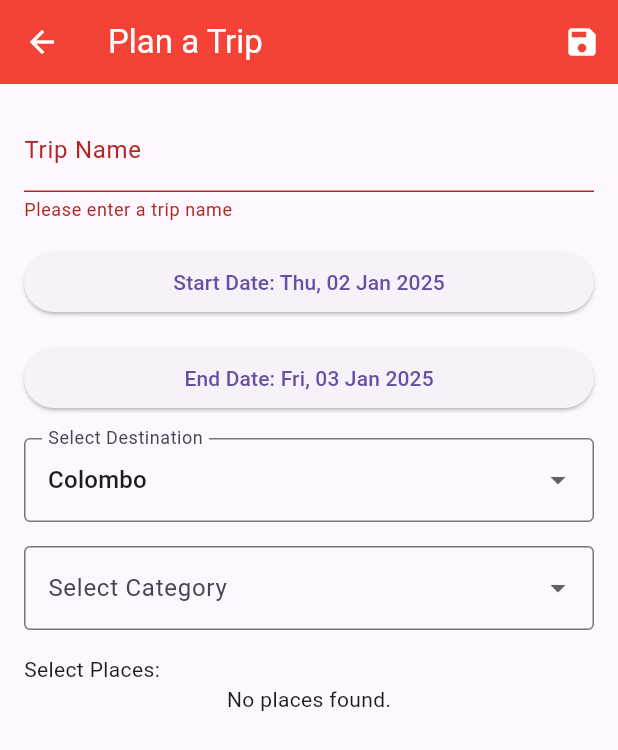
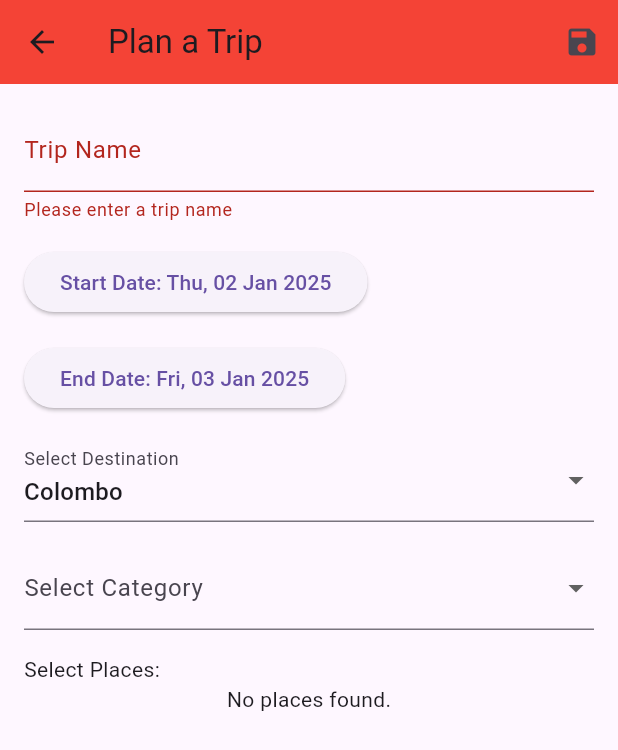
Before and after one commit to SethikaManumitha/travel_lanka, a Flutter app: the AddTripPage screen opened directly with empty values, after a tap on the "save" icon, on a phone screen of 412 x 824 dp. Shown: the top 750 px of the screen. Run offline on Flutter 3.47's test engine with Material 3 defaults, Android fonts, the phone set to English and light mode, and no system bars; our stand-ins replace cloud_firestore, firebase_core; accounts and stored records are empty.

Commit message:
Updated Structure

```diff
--- /dev/null
+++ b/lib/controller/TripController.dart
@@ -0,0 +1,25 @@
+import 'package:cloud_firestore/cloud_firestore.dart';
+import 'package:travel_lanka/model/TripModel.dart';
+
+class TripController {
+  final FirebaseFirestore _firestore = FirebaseFirestore.instance;
+
+  Future<void> saveTrip(Trip trip) async {
+    try {
+      await _firestore.collection('trip').add(trip.toMap());
+    } catch (e) {
+      rethrow;
+    }
+  }
+
+  Stream<QuerySnapshot> getFilteredPlaces(String district, String? category) {
+    Query query = _firestore.collection('places');
+    if (district.isNotEmpty) {
+      query = query.where('district', isEqualTo: district);
+    }
+    if (category != null) {
+      query = query.where('category', isEqualTo: category);
+    }
+    return query.snapshots();
+  }
+}
--- /dev/null
+++ b/lib/model/TripModel.dart
@@ -0,0 +1,30 @@
+import 'package:cloud_firestore/cloud_firestore.dart';
+
+class Trip {
+  final String name;
+  final String userEmail;
+  final String destination;
+  final DateTime startDate;
+  final DateTime endDate;
+  final List<String> placeList;
+
+  Trip({
+    required this.name,
+    required this.userEmail,
+    required this.destination,
+    required this.startDate,
+    required this.endDate,
+    required this.placeList,
+  });
+
+  Map<String, dynamic> toMap() {
+    return {
+      'name': name,
+      'user': userEmail,
+      'destination': destination,
+      'startdate': Timestamp.fromDate(startDate),
+      'enddate': Timestamp.fromDate(endDate),
+      'placeList': placeList,
+    };
+  }
+}
--- a/lib/view/AddTripPage.dart
+++ b/lib/view/AddTripPage.dart
@@ -1,19 +1,21 @@
 import 'package:flutter/material.dart';
 import 'package:intl/intl.dart';
 import 'package:cloud_firestore/cloud_firestore.dart';
-import 'package:travel_lanka/widget/PlaceList.dart';
+import 'package:travel_lanka/model/TripModel.dart';
+import 'package:travel_lanka/controller/TripController.dart';
+import '../widget/PlaceList.dart';
 
 class AddTripPage extends StatefulWidget {
   final String email;
 
-  const AddTripPage({Key? key,required this.email}) : super(key: key);
+  const AddTripPage({Key? key, required this.email}) : super(key: key);
 
   @override
   _AddTripPageState createState() => _AddTripPageState();
 }
 
 class _AddTripPageState extends State<AddTripPage> {
-  final FirebaseFirestore _firestore = FirebaseFirestore.instance;
+  final TripController _tripController = TripController();
   final List<String> placeList = [];
   final _formKey = GlobalKey<FormState>();
   final _nameController = TextEditingController();
@@ -33,24 +35,19 @@ class _AddTripPageState extends State<AddTripPage> {
       }
 
       try {
-        final String tripName = _nameController.text.trim();
-        final String userEmail = widget.email;
+        final Trip trip = Trip(
+          name: _nameController.text.trim(),
+          userEmail: widget.email,
+          destination: selectedDistrict,
+          startDate: _startDate,
+          endDate: _endDate,
+          placeList: placeList,
+        );
 
-        Map<String, dynamic> tripData = {
-          'destination': selectedDistrict,
-          'enddate': Timestamp.fromDate(_endDate),
-          'name': tripName,
-          'placeList': placeList,
-          'startdate': Timestamp.fromDate(_startDate),
-          'user': userEmail,
-        };
-
-        await _firestore.collection('trip').add(tripData);
-
+        await _tripController.saveTrip(trip);
         ScaffoldMessenger.of(context).showSnackBar(
           const SnackBar(content: Text('Trip saved successfully!')),
         );
-
         Navigator.of(context).pop();
       } catch (e) {
         ScaffoldMessenger.of(context).showSnackBar(
@@ -58,185 +55,6 @@ class _AddTripPageState extends State<AddTripPage> {
         );
       }
     }
-  }
-
-  @override
-  Widget build(BuildContext context) {
-    return Scaffold(
-      appBar: AppBar(
-        title: const Text(
-          'Plan a Trip',
-          style: TextStyle(color: Colors.white),
-        ),
-        backgroundColor: Colors.red,
-        iconTheme: const IconThemeData(
-          color: Colors.white,
-        ),
-        actions: [
-          IconButton(
-            icon: const Icon(Icons.save),
-            onPressed: _saveTrip,
-          ),
-        ],
-      ),
-      body: Form(
-        key: _formKey,
-        child: Padding(
-          padding: const EdgeInsets.all(16.0),
-          child: Column(
-            crossAxisAlignment: CrossAxisAlignment.start,
-            children: [
-              TextFormField(
-                controller: _nameController,
-                decoration: const InputDecoration(labelText: 'Trip Name'),
-                validator: (value) {
-                  if (value == null || value.isEmpty) {
-                    return 'Please enter a trip name';
-                  }
-                  return null;
-                },
-              ),
-              const SizedBox(height: 16),
-              Container(
-                width: 400,
-                child: ElevatedButton(
-                  onPressed: () => _selectDate(context, true),
-                  child: Text(
-                    'Start Date: ${_dateFormat.format(_startDate)}', // Format start date
-                  ),
-                ),
-              ),
-              const SizedBox(height: 16),
-              Container(
-                width: 400,
-                child: ElevatedButton(
-                  onPressed: () => _selectDate(context, false),
-                  child: Text(
-                    'End Date: ${_dateFormat.format(_endDate)}', // Format end date
-                  ),
-                ),
-              ),
-              const SizedBox(height: 16),
-              DropdownButtonFormField<String>(
-                value: selectedDistrict,
-                onChanged: (value) {
-                  setState(() {
-                    selectedDistrict = value!;
-                  });
-                },
-                decoration: const InputDecoration(
-                  labelText: 'Select Destination',
-                  border: OutlineInputBorder(),
-                ),
-                items: [
-                  'Colombo',
-                  'Gampaha',
-                  'Kandy',
-                  'Galle',
-                  'Matara',
-                  'Jaffna',
-                ].map((district) {
-                  return DropdownMenuItem(
-                    value: district,
-                    child: Text(district),
-                  );
-                }).toList(),
-              ),
-              const SizedBox(height: 16),
-
-              DropdownButtonFormField<String>(
-                value: _selectedCategory,
-                onChanged: (value) {
-                  setState(() {
-                    _selectedCategory = value;
-                  });
-                },
-                decoration: const InputDecoration(
-                  labelText: 'Select Category',
-                  border: OutlineInputBorder(),
-                ),
-                items: [
-                  'Hotel',
-                  'LandMark',
-                  'Restaurant',
-                  'Park',
-                  'ATM',
-                  'Gas Station',
-                ].map((category) {
-                  return DropdownMenuItem(
-                    value: category,
-                    child: Text(category),
-                  );
-                }).toList(),
-              ),
-              const SizedBox(height: 16),
-              const Text('Select Places:'),
-              Expanded(
-                child: SingleChildScrollView(
-                  child: StreamBuilder<QuerySnapshot>(
-                    stream: _getFilteredPlaces(),
-                    builder: (context, snapshot) {
-                      if (snapshot.hasError) {
-                        return const Center(child: Text('Error loading data.'));
-                      }
-                      if (snapshot.connectionState == ConnectionState.waiting) {
-                        return const Center(child: CircularProgressIndicator());
-                      }
-                      final places = snapshot.data!.docs;
-                      if (places.isEmpty) {
-                        return const Center(child: Text('No places found.'));
-                      }
-                      return Column(
-                        children: places.map((doc) {
-                          final place = doc['place'];
-                          final description = doc['descript'];
-                          final image = doc['image'];
-                          final category = doc['category'];
-                          final docId = doc.id;
-
-
-                          bool isAdded = placeList.contains(docId);
-
-                          return PlaceList(
-                            place: place,
-                            description: description,
-                            image: image,
-                            category: category,
-                            rating: 4.5,
-                            isFavorite: false,
-                            onFavoriteToggle: () {
-                              ScaffoldMessenger.of(context).showSnackBar(
-                                const SnackBar(content: Text('Favorite toggled!')),
-                              );
-                            },
-                            onAdd: () {
-                              setState(() {
-                                if (isAdded) {
-                                  placeList.remove(docId);
-
-                                } else {
-                                  placeList.add(docId);
-
-                                }
-                                print(placeList);
-                                isAdded = !isAdded;
-                              });
-                            },
-                            isAdded: isAdded, // Pass dynamic isAdded state
-                          );
-                        }).toList(),
-                      );
-
-                    },
-                  ),
-                ),
-              )
-
-            ],
-          ),
-        ),
-      ),
-    );
   }
 
   Future<void> _selectDate(BuildContext context, bool isStartDate) async {
@@ -269,14 +87,160 @@ class _AddTripPageState extends State<AddTripPage> {
     super.dispose();
   }
 
-  Stream<QuerySnapshot> _getFilteredPlaces() {
-    Query query = _firestore.collection('places');
-    if (selectedDistrict.isNotEmpty) {
-      query = query.where('district', isEqualTo: selectedDistrict);
-    }
-    if (_selectedCategory != null) {
-      query = query.where('category', isEqualTo: _selectedCategory);
-    }
-    return query.snapshots();
+  @override
+  Widget build(BuildContext context) {
+    return Scaffold(
+      appBar: AppBar(
+        title: const Text('Plan a Trip'),
+        backgroundColor: Colors.red,
+        actions: [
+          IconButton(
+            icon: const Icon(Icons.save),
+            onPressed: _saveTrip,
+          ),
+        ],
+      ),
+      body: Form(
+        key: _formKey,
+        child: Padding(
+          padding: const EdgeInsets.all(16.0),
+          child: Column(
+            crossAxisAlignment: CrossAxisAlignment.start,
+            children: [
+              TextFormField(
+                controller: _nameController,
+                decoration: const InputDecoration(labelText: 'Trip Name'),
+                validator: (value) {
+                  if (value == null || value.isEmpty) {
+                    return 'Please enter a trip name';
+                  }
+                  return null;
+                },
+              ),
+              const SizedBox(height: 16),
+              ElevatedButton(
+                onPressed: () => _selectDate(context, true),
+                child: Text('Start Date: ${_dateFormat.format(_startDate)}'),
+              ),
+              const SizedBox(height: 16),
+              ElevatedButton(
+                onPressed: () => _selectDate(context, false),
+                child: Text('End Date: ${_dateFormat.format(_endDate)}'),
+              ),
+              const SizedBox(height: 16),
+              DropdownButtonFormField<String>(
+                value: selectedDistrict,
+                onChanged: (value) {
+                  setState(() {
+                    selectedDistrict = value!;
+                  });
+                },
+                decoration: const InputDecoration(
+                  labelText: 'Select Destination',
+                ),
+                items: [
+                  'Colombo',
+                  'Gampaha',
+                  'Kandy',
+                  'Galle',
+                  'Matara',
+                  'Jaffna',
+                ].map((district) {
+                  return DropdownMenuItem(
+                    value: district,
+                    child: Text(district),
+                  );
+                }).toList(),
+              ),
+              const SizedBox(height: 16),
+              DropdownButtonFormField<String>(
+                value: _selectedCategory,
+                onChanged: (value) {
+                  setState(() {
+                    _selectedCategory = value;
+                  });
+                },
+                decoration: const InputDecoration(
+                  labelText: 'Select Category',
+                ),
+                items: [
+                  'Hotel',
+                  'LandMark',
+                  'Restaurant',
+                  'Park',
+                  'ATM',
+                  'Gas Station',
+                ].map((category) {
+                  return DropdownMenuItem(
+                    value: category,
+                    child: Text(category),
+                  );
+                }).toList(),
+              ),
+              const SizedBox(height: 16),
+              const Text('Select Places:'),
+              Expanded(
+                child: SingleChildScrollView(
+                  child: StreamBuilder<QuerySnapshot>(
+                    stream: _tripController.getFilteredPlaces(
+                      selectedDistrict,
+                      _selectedCategory,
+                    ),
+                    builder: (context, snapshot) {
+                      if (snapshot.hasError) {
+                        return const Center(child: Text('Error loading data.'));
+                      }
+                      if (snapshot.connectionState == ConnectionState.waiting) {
+                        return const Center(child: CircularProgressIndicator());
+                      }
+                      final places = snapshot.data!.docs;
+                      if (places.isEmpty) {
+                        return const Center(child: Text('No places found.'));
+                      }
+                      return Column(
+                        children: places.map((doc) {
+                          final place = doc['place'];
+                          final description = doc['descript'];
+                          final image = doc['image'];
+                          final category = doc['category'];
+                          final docId = doc.id;
+
+                          bool isAdded = placeList.contains(docId);
+
+                          return PlaceList(
+                            place: place,
+                            description: description,
+                            image: image,
+                            category: category,
+                            rating: 4.5,
+                            isFavorite: false,
+                            onFavoriteToggle: () {
+                              ScaffoldMessenger.of(context).showSnackBar(
+                                const SnackBar(content: Text('Favorite toggled!')),
+                              );
+                            },
+                            onAdd: () {
+                              setState(() {
+                                if (isAdded) {
+                                  placeList.remove(docId);
+                                } else {
+                                  placeList.add(docId);
+                                }
+                                isAdded = !isAdded;
+                              });
+                            },
+                            isAdded: isAdded,
+                          );
+                        }).toList(),
+                      );
+                    },
+                  ),
+                ),
+              ),
+            ],
+          ),
+        ),
+      ),
+    );
   }
 }
--- a/lib/view/CurrencyConverterPage.dart
+++ b/lib/view/CurrencyConverterPage.dart
@@ -12,7 +12,6 @@ class CurrencyConverterPage extends StatelessWidget {
         backgroundColor: Colors.red,
           iconTheme: const IconThemeData(color: Colors.white)
       ),
-      //drawer: CustomDrawer(),
       body: const SingleChildScrollView(
         child: Padding(
           padding: EdgeInsets.all(16.0),
--- a/lib/view/MainPage.dart
+++ b/lib/view/MainPage.dart
@@ -20,7 +20,6 @@ class _MainPageState extends State<MainPage> {
   final List<Widget> _pages = [];
 
   void _onNavigate(int index) {
-    // Prevent navigation to Favorites, Trip, and Place when username is Guest
     if (widget.username == 'Guest' && index != 0) {
       ScaffoldMessenger.of(context).showSnackBar(
         const SnackBar(content: Text("Feature unavailable for Guest user")),
@@ -59,11 +58,11 @@ class _MainPageState extends State<MainPage> {
         onNavigate: _onNavigate,
         currentIndex: _currentIndex,
         userName: widget.username,
-        email: widget.email, // Pass the email to the CustomDrawer
+        email: widget.email,
       ),
       body: Column(
         children: [
-          Expanded(child: _pages[_currentIndex]), // Display the current page
+          Expanded(child: _pages[_currentIndex]),
         ],
       ),
       bottomNavigationBar: BottomNavigationBar(
--- a/lib/view/SignPage.dart
+++ b/lib/view/SignPage.dart
@@ -71,7 +71,6 @@ class _SignPageState extends State<SignPage> {
                   ),
                 ),
                 onPressed: () {
-
                   Navigator.push(
                     context,
                     MaterialPageRoute(builder: (context) => MainPage(email: "",username: "Guest",)),
```
Also changed, not shown: lib/controller/PlaceController.dart (added, +23 -0 lines), lib/model/PlaceModel.dart (added, +46 -0 lines), lib/view/AddPlacePage.dart (+26 -38 lines), lib/view/SignUpPage.dart (+4 -4 lines), lib/view/ViewPlacePage.dart (+19 -17 lines).
